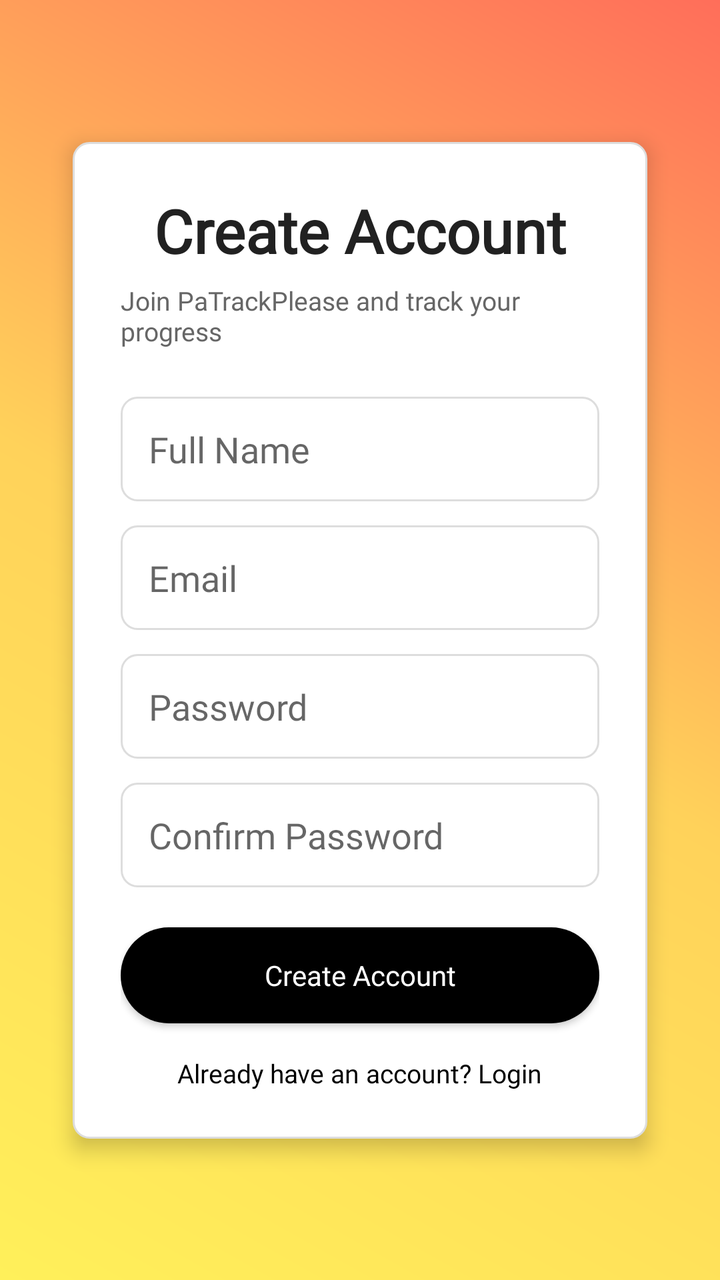
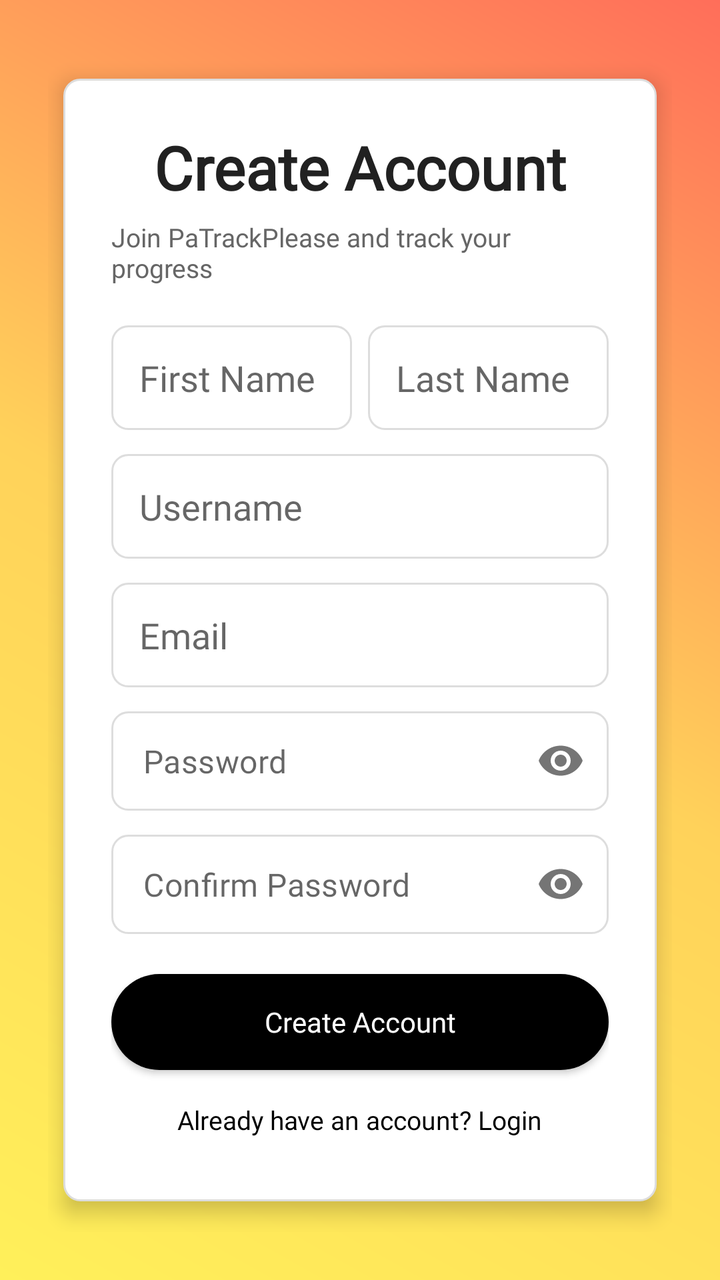

Two renders of the same Android screen: before a commit and after it. Below are the layout's source before the change and the commit's diff.
<!-- AndroidManifest.xml: application theme Theme.PaTrackPlease -->
<!-- res/layout/registerscreen.xml -->
<?xml version="1.0" encoding="utf-8"?>
<androidx.constraintlayout.widget.ConstraintLayout
    xmlns:android="http://schemas.android.com/apk/res/android"
    xmlns:app="http://schemas.android.com/apk/res-auto"
    android:id="@+id/main"
    android:layout_width="match_parent"
    android:layout_height="match_parent"
    android:background="@drawable/bg_gradient"
    android:padding="24dp">

    
    <androidx.constraintlayout.widget.ConstraintLayout
        android:id="@+id/content"
        android:layout_width="0dp"
        android:layout_height="wrap_content"
        android:background="@drawable/input_field"
        android:padding="24dp"
        android:elevation="6dp"
        app:layout_constraintTop_toTopOf="parent"
        app:layout_constraintBottom_toBottomOf="parent"
        app:layout_constraintStart_toStartOf="parent"
        app:layout_constraintEnd_toEndOf="parent"
        app:layout_constraintWidth_percent="0.92"
        android:layout_margin="12dp">

        
        <TextView
            android:id="@+id/tvTitle"
            android:layout_width="wrap_content"
            android:layout_height="wrap_content"
            android:text="Create Account"
            android:textSize="30sp"
            android:textStyle="bold"
            android:textColor="#212121"
            android:fontFamily="@font/outfit_bold"
            app:layout_constraintTop_toTopOf="parent"
            app:layout_constraintStart_toStartOf="parent"
            app:layout_constraintEnd_toEndOf="parent"/>

        
        <TextView
            android:id="@+id/tvSubtitle"
            android:layout_width="wrap_content"
            android:layout_height="wrap_content"
            android:text="Join PaTrackPlease and track your progress"
            android:textSize="13sp"
            android:textColor="#666"
            android:fontFamily="@font/outfit_light"
            android:layout_marginTop="6dp"
            app:layout_constraintTop_toBottomOf="@id/tvTitle"
            app:layout_constraintStart_toStartOf="parent"
            app:layout_constraintEnd_toEndOf="parent"/>

        
        <EditText
            android:id="@+id/etName"
            android:layout_width="0dp"
            android:layout_height="wrap_content"
            android:hint="Full Name"
            android:background="@drawable/input_field"
            android:padding="14dp"
            android:fontFamily="@font/outfit_light"
            android:layout_marginTop="24dp"
            app:layout_constraintTop_toBottomOf="@id/tvSubtitle"
            app:layout_constraintStart_toStartOf="parent"
            app:layout_constraintEnd_toEndOf="parent"/>

        
        <EditText
            android:id="@+id/etEmail"
            android:layout_width="0dp"
            android:layout_height="wrap_content"
            android:hint="Email"
            android:inputType="textEmailAddress"
            android:background="@drawable/input_field"
            android:padding="14dp"
            android:fontFamily="@font/outfit_light"
            android:layout_marginTop="12dp"
            app:layout_constraintTop_toBottomOf="@id/etName"
            app:layout_constraintStart_toStartOf="parent"
            app:layout_constraintEnd_toEndOf="parent"/>

        
        <EditText
            android:id="@+id/etPassword"
            android:layout_width="0dp"
            android:layout_height="wrap_content"
            android:hint="Password"
            android:inputType="textPassword"
            android:background="@drawable/input_field"
            android:padding="14dp"
            android:fontFamily="@font/outfit_light"
            android:layout_marginTop="12dp"
            app:layout_constraintTop_toBottomOf="@id/etEmail"
            app:layout_constraintStart_toStartOf="parent"
            app:layout_constraintEnd_toEndOf="parent"/>

        
        <EditText
            android:id="@+id/etConfirmPassword"
            android:layout_width="0dp"
            android:layout_height="wrap_content"
            android:hint="Confirm Password"
            android:inputType="textPassword"
            android:background="@drawable/input_field"
            android:padding="14dp"
            android:fontFamily="@font/outfit_light"
            android:layout_marginTop="12dp"
            app:layout_constraintTop_toBottomOf="@id/etPassword"
            app:layout_constraintStart_toStartOf="parent"
            app:layout_constraintEnd_toEndOf="parent"/>

        
        <Button
            android:id="@+id/btnRegister"
            android:layout_width="0dp"
            android:layout_height="wrap_content"
            android:text="Create Account"
            android:textAllCaps="false"
            android:textColor="#FFFFFF"
            android:background="@drawable/button_primary"
            android:fontFamily="@font/outfit_regular"
            android:padding="14dp"
            android:layout_marginTop="20dp"
            app:layout_constraintTop_toBottomOf="@id/etConfirmPassword"
            app:layout_constraintStart_toStartOf="parent"
            app:layout_constraintEnd_toEndOf="parent"/>

        
        <ProgressBar
            android:id="@+id/progressBar"
            android:layout_width="wrap_content"
            android:layout_height="wrap_content"
            android:visibility="gone"
            android:layout_marginTop="12dp"
            app:layout_constraintTop_toBottomOf="@id/btnRegister"
            app:layout_constraintStart_toStartOf="parent"
            app:layout_constraintEnd_toEndOf="parent"/>

        
        <TextView
            android:id="@+id/tvLoginLink"
            android:layout_width="wrap_content"
            android:layout_height="wrap_content"
            android:text="Already have an account? Login"
            android:textColor="#000000"
            android:textSize="13sp"
            android:fontFamily="@font/outfit_light"
            android:layout_marginTop="16dp"
            app:layout_constraintTop_toBottomOf="@id/progressBar"
            app:layout_constraintStart_toStartOf="parent"
            app:layout_constraintEnd_toEndOf="parent"/>

    </androidx.constraintlayout.widget.ConstraintLayout>

</androidx.constraintlayout.widget.ConstraintLayout>
<!-- resources referenced by this layout -->
<resources>
  <!-- drawable bg_gradient (drawable) -->
  <shape xmlns:android="http://schemas.android.com/apk/res/android">
      <gradient
          android:type="linear"
          android:angle="45"
          android:startColor="#fff05a"
          android:centerColor="#ffd25a"
          android:endColor="#ff6e5a"/>
  </shape>
  <!-- drawable button_primary (drawable) -->
  <selector xmlns:android="http://schemas.android.com/apk/res/android">
  
      
      <item android:state_pressed="true">
          <shape android:shape="rectangle">
              <solid android:color="#FFF05A"/>
              <corners android:radius="40dp"/>
          </shape>
      </item>
  
      
      <item android:state_focused="true">
          <shape android:shape="rectangle">
              <solid android:color="#333333"/>
              <corners android:radius="40dp"/>
          </shape>
      </item>
  
      
      <item>
          <shape android:shape="rectangle">
              <solid android:color="#000000"/>
              <corners android:radius="40dp"/>
          </shape>
      </item>
  
  </selector>
  <!-- drawable input_field (drawable) -->
  <shape xmlns:android="http://schemas.android.com/apk/res/android">
  
      <solid android:color="#FFFFFF"/>
  
      <stroke
          android:width="1dp"
          android:color="#DDDDDD"/>
  
      <corners android:radius="8dp"/>
  
      <padding
          android:left="12dp"
          android:top="12dp"
          android:right="12dp"
          android:bottom="12dp"/>
  
  </shape>
  <style name="Theme.PaTrackPlease" parent="android:Theme.Material.Light.NoActionBar" />
</resources>

<!-- the commit's change to res/layout/registerscreen.xml (unified diff, before → after) -->
@@ -6,9 +6,9 @@
     android:layout_width="match_parent"
     android:layout_height="match_parent"
     android:background="@drawable/bg_gradient"
-    android:padding="24dp">
+    android:padding="24dp"
+    android:theme="@style/Theme.MaterialComponents.Light.NoActionBar">
 
-    
     <androidx.constraintlayout.widget.ConstraintLayout
         android:id="@+id/content"
         android:layout_width="0dp"
@@ -20,10 +20,9 @@
         app:layout_constraintBottom_toBottomOf="parent"
         app:layout_constraintStart_toStartOf="parent"
         app:layout_constraintEnd_toEndOf="parent"
-        app:layout_constraintWidth_percent="0.92"
-        android:layout_margin="12dp">
+        app:layout_constraintWidth_percent="0.95"
+        android:layout_margin="8dp">
 
-        
         <TextView
             android:id="@+id/tvTitle"
             android:layout_width="wrap_content"
@@ -37,7 +36,6 @@
             app:layout_constraintStart_toStartOf="parent"
             app:layout_constraintEnd_toEndOf="parent"/>
 
-        
         <TextView
             android:id="@+id/tvSubtitle"
             android:layout_width="wrap_content"
@@ -51,21 +49,48 @@
             app:layout_constraintStart_toStartOf="parent"
             app:layout_constraintEnd_toEndOf="parent"/>
 
-        
         <EditText
-            android:id="@+id/etName"
+            android:id="@+id/etFirstName"
             android:layout_width="0dp"
             android:layout_height="wrap_content"
-            android:hint="Full Name"
+            android:hint="First Name"
             android:background="@drawable/input_field"
             android:padding="14dp"
             android:fontFamily="@font/outfit_light"
-            android:layout_marginTop="24dp"
+            android:layout_marginTop="20dp"
+            android:layout_marginEnd="4dp"
             app:layout_constraintTop_toBottomOf="@id/tvSubtitle"
+            app:layout_constraintStart_toStartOf="parent"
+            app:layout_constraintEnd_toStartOf="@+id/etLastName"
+            app:layout_constraintHorizontal_chainStyle="spread"/>
+
+        <EditText
+            android:id="@+id/etLastName"
+            android:layout_width="0dp"
+            android:layout_height="wrap_content"
+            android:hint="Last Name"
+            android:background="@drawable/input_field"
+            android:padding="14dp"
+            android:fontFamily="@font/outfit_light"
+            android:layout_marginTop="20dp"
+            android:layout_marginStart="4dp"
+            app:layout_constraintTop_toBottomOf="@id/tvSubtitle"
+            app:layout_constraintEnd_toEndOf="parent"
+            app:layout_constraintStart_toEndOf="@id/etFirstName"/>
+
+        <EditText
+            android:id="@+id/etUsername"
+            android:layout_width="0dp"
+            android:layout_height="wrap_content"
+            android:hint="Username"
+            android:background="@drawable/input_field"
+            android:padding="14dp"
+            android:fontFamily="@font/outfit_light"
+            android:layout_marginTop="12dp"
+            app:layout_constraintTop_toBottomOf="@id/etFirstName"
             app:layout_constraintStart_toStartOf="parent"
             app:layout_constraintEnd_toEndOf="parent"/>
 
-        
         <EditText
             android:id="@+id/etEmail"
             android:layout_width="0dp"
@@ -76,41 +101,59 @@
             android:padding="14dp"
             android:fontFamily="@font/outfit_light"
             android:layout_marginTop="12dp"
-            app:layout_constraintTop_toBottomOf="@id/etName"
+            app:layout_constraintTop_toBottomOf="@id/etUsername"
             app:layout_constraintStart_toStartOf="parent"
             app:layout_constraintEnd_toEndOf="parent"/>
 
         
-        <EditText
-            android:id="@+id/etPassword"
+        <com.google.android.material.textfield.TextInputLayout
+            android:id="@+id/tilPassword"
             android:layout_width="0dp"
             android:layout_height="wrap_content"
-            android:hint="Password"
-            android:inputType="textPassword"
-            android:background="@drawable/input_field"
-            android:padding="14dp"
-            android:fontFamily="@font/outfit_light"
             android:layout_marginTop="12dp"
+            app:endIconMode="password_toggle"
+            app:endIconTint="#757575"
+            app:hintEnabled="false"
+            app:boxBackgroundMode="none"
             app:layout_constraintTop_toBottomOf="@id/etEmail"
             app:layout_constraintStart_toStartOf="parent"
-            app:layout_constraintEnd_toEndOf="parent"/>
+            app:layout_constraintEnd_toEndOf="parent">
 
-        
-        <EditText
-            android:id="@+id/etConfirmPassword"
+            <com.google.android.material.textfield.TextInputEditText
+                android:id="@+id/etPassword"
+                android:layout_width="match_parent"
+                android:layout_height="wrap_content"
+                android:hint="Password"
+                android:inputType="textPassword"
+                android:background="@drawable/input_field"
+                android:padding="14dp"
+                android:fontFamily="@font/outfit_light" />
+        </com.google.android.material.textfield.TextInputLayout>
+
+        <com.google.android.material.textfield.TextInputLayout
+            android:id="@+id/tilConfirmPassword"
             android:layout_width="0dp"
             android:layout_height="wrap_content"
-            android:hint="Confirm Password"
-            android:inputType="textPassword"
-            android:background="@drawable/input_field"
-            android:padding="14dp"
-            android:fontFamily="@font/outfit_light"
             android:layout_marginTop="12dp"
-            app:layout_constraintTop_toBottomOf="@id/etPassword"
+            app:endIconMode="password_toggle"
+            app:endIconTint="#757575"
+            app:hintEnabled="false"
+            app:boxBackgroundMode="none"
+            app:layout_constraintTop_toBottomOf="@id/tilPassword"
             app:layout_constraintStart_toStartOf="parent"
-            app:layout_constraintEnd_toEndOf="parent"/>
+            app:layout_constraintEnd_toEndOf="parent">
 
-        
+            <com.google.android.material.textfield.TextInputEditText
+                android:id="@+id/etConfirmPassword"
+                android:layout_width="match_parent"
+                android:layout_height="wrap_content"
+                android:hint="Confirm Password"
+                android:inputType="textPassword"
+                android:background="@drawable/input_field"
+                android:padding="14dp"
+                android:fontFamily="@font/outfit_light" />
+        </com.google.android.material.textfield.TextInputLayout>
+
         <Button
             android:id="@+id/btnRegister"
             android:layout_width="0dp"
@@ -122,11 +165,10 @@
             android:fontFamily="@font/outfit_regular"
             android:padding="14dp"
             android:layout_marginTop="20dp"
-            app:layout_constraintTop_toBottomOf="@id/etConfirmPassword"
+            app:layout_constraintTop_toBottomOf="@id/tilConfirmPassword"
             app:layout_constraintStart_toStartOf="parent"
             app:layout_constraintEnd_toEndOf="parent"/>
 
-        
         <ProgressBar
             android:id="@+id/progressBar"
             android:layout_width="wrap_content"
@@ -137,7 +179,6 @@
             app:layout_constraintStart_toStartOf="parent"
             app:layout_constraintEnd_toEndOf="parent"/>
 
-        
         <TextView
             android:id="@+id/tvLoginLink"
             android:layout_width="wrap_content"
@@ -149,8 +190,9 @@
             android:layout_marginTop="16dp"
             app:layout_constraintTop_toBottomOf="@id/progressBar"
             app:layout_constraintStart_toStartOf="parent"
-            app:layout_constraintEnd_toEndOf="parent"/>
+            app:layout_constraintEnd_toEndOf="parent"
+            app:layout_constraintBottom_toBottomOf="parent"
+            android:layout_marginBottom="8dp"/>
 
     </androidx.constraintlayout.widget.ConstraintLayout>
-
 </androidx.constraintlayout.widget.ConstraintLayout>
